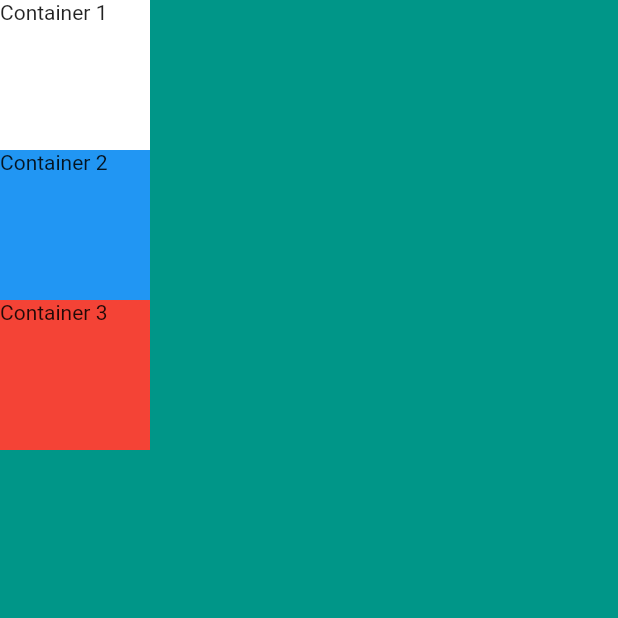
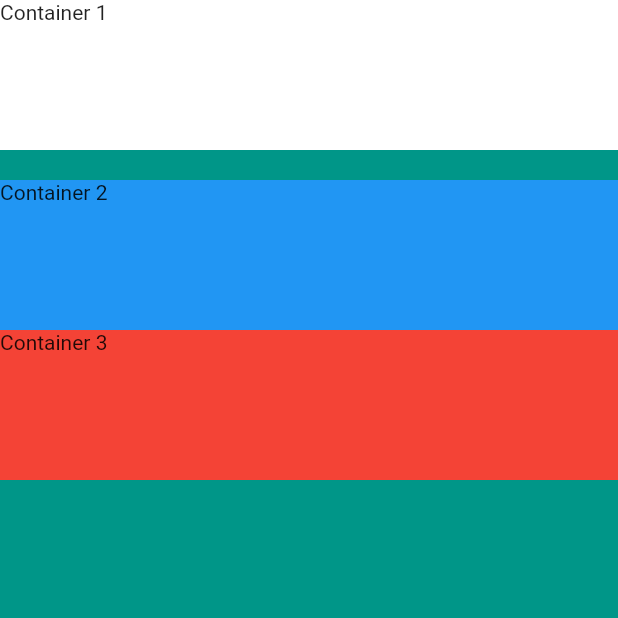
Before and after one commit to RainerGevers/flutter-training, a Flutter app: the screen it shows after launch, on a phone screen of 412 x 824 dp, the top half of it. Run offline on Flutter 3.47's test engine with Material 2 defaults, Android fonts, the phone set to English and light mode, and no system bars.

Commit message:
played with some more components

```diff
--- a/002_mi_card_flutter/lib/main.dart
+++ b/002_mi_card_flutter/lib/main.dart
@@ -14,21 +14,22 @@ class MyApp extends StatelessWidget {
         backgroundColor: Colors.teal,
         body: SafeArea(
           child: Column(
+            crossAxisAlignment: CrossAxisAlignment.stretch,
             children: [
               Container(
                 height: 100,
-                width: 100,
                 color: Colors.white,
                 child: Text('Container 1'),
               ),
+              SizedBox(
+                height: 20,
+              ),
               Container(
-                width: 100,
                 height: 100,
                 color: Colors.blue,
                 child: Text('Container 2'),
               ),
               Container(
-                width: 100,
                 height: 100,
                 color: Colors.red,
                 child: Text('Container 3'),
```
